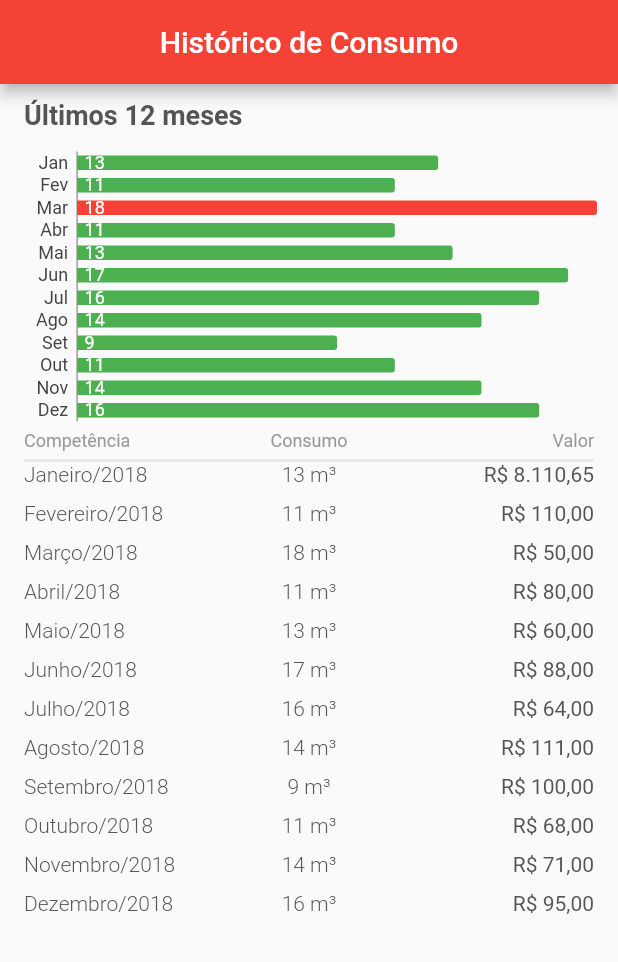
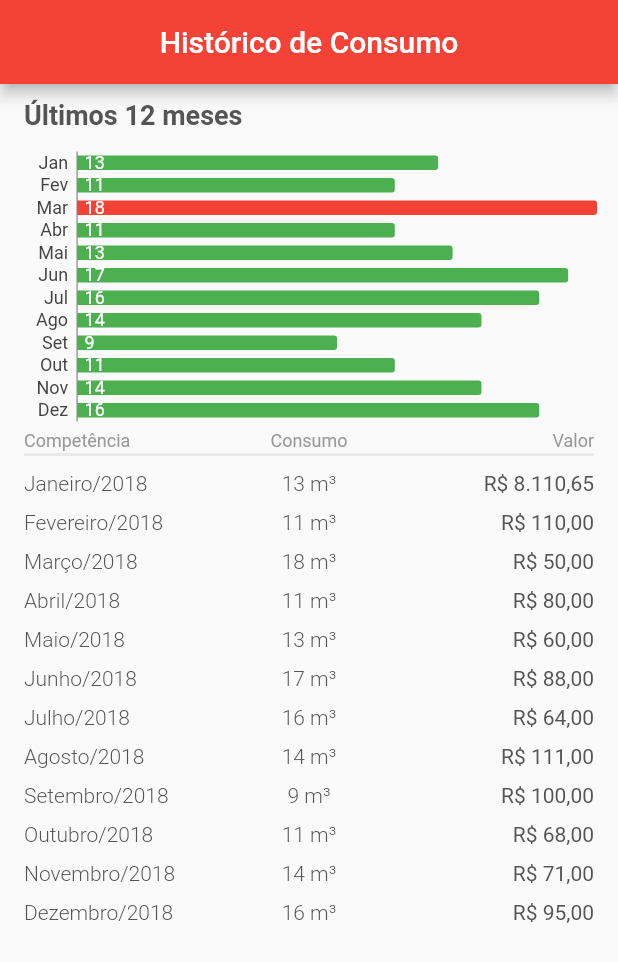
Before and after one commit to betosantin/Charts_Flutter, a Flutter app: the screen it shows after launch, on a phone screen of 412 x 824 dp. Shown: the top 962 px of the screen. Run offline on Flutter 3.47's test engine with Material 2 defaults, Android fonts, the phone set to English and light mode, and no system bars; our stand-ins replace charts_flutter; missing offline and left inert: charts_common.

Commit message:
ajuste de layout

```diff
--- a/lib/GraficoConsumoMensal.dart
+++ b/lib/GraficoConsumoMensal.dart
@@ -142,13 +142,14 @@ class _GraficoConsumoMensalState extends State<GraficoConsumoMensal> {
                         child: Container(
                             height: 2.0,
                             color: const Color(0x80d8d8d8),
-                            margin: const EdgeInsets.only(top: 5))),
+                            margin: const EdgeInsets.only(top: 1))),
                   ],
                 )
               ],
             )),
         Expanded(
           child: ListView.builder(
+            padding: EdgeInsets.only(top: 10),
             itemCount: widget.data.length,
             itemBuilder: (context, index) {
               return Padding(
```
